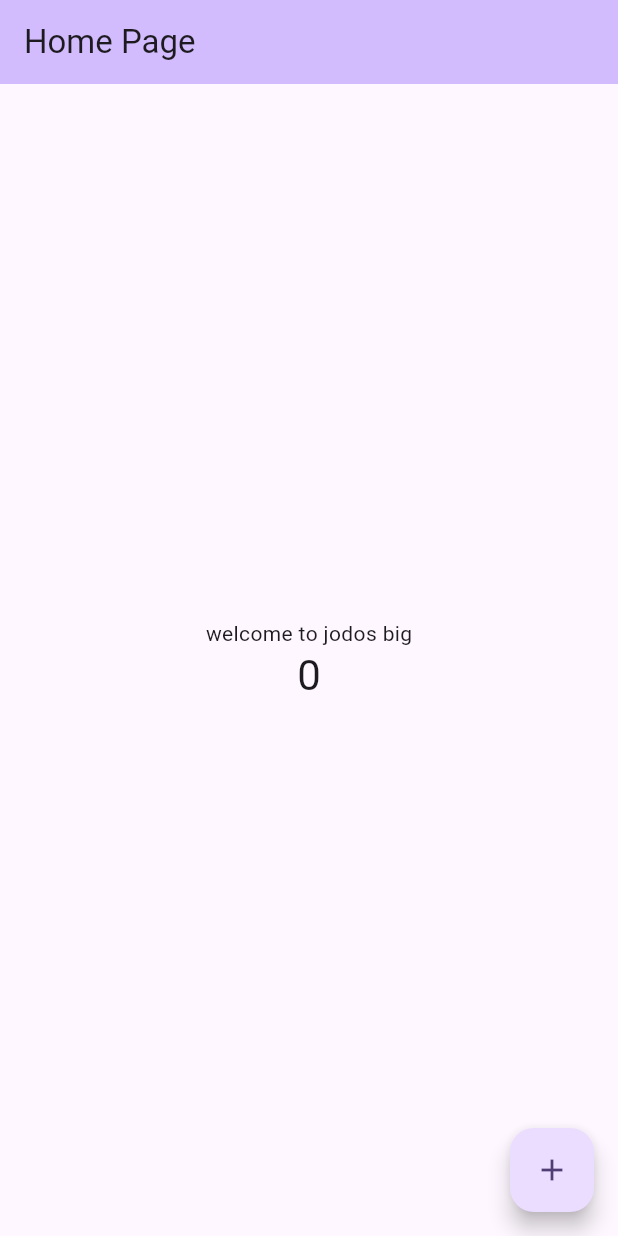
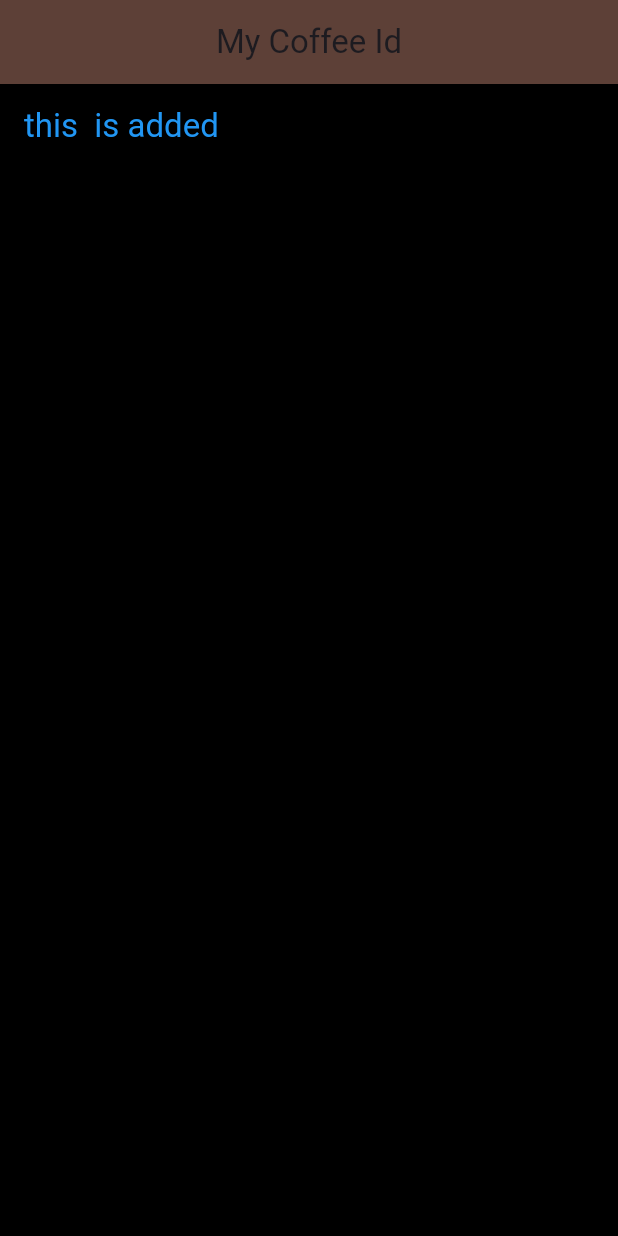
Before and after one commit to jodosjodos/flutter-coffee, a Flutter app: the screen it shows after launch, on a phone screen of 412 x 824 dp. Run offline on Flutter 3.47's test engine with Material 3 defaults, Android fonts, the light colour scheme and no system bars.

Commit message:
[init] add Home widgets

```diff
--- a/lib/main.dart
+++ b/lib/main.dart
@@ -1,96 +1,28 @@
 import 'package:flutter/material.dart';
 
 void main() {
-  runApp(const MyApp());
+  runApp(MaterialApp(
+      home: Scaffold(
+    appBar: AppBar(
+      title: const Text("My Coffee Id"),
+      backgroundColor: Colors.brown[700],
+      centerTitle: true,
+    ),
+    body: const Home(),
+  )));
 }
 
-class MyApp extends StatelessWidget {
-  const MyApp({super.key});
+class Home extends StatelessWidget {
+  const Home({super.key});
 
-  // This widget is the root of your application.
   @override
   Widget build(BuildContext context) {
-    return MaterialApp(
-      title: 'Flutter Demo',
-      theme: ThemeData(
-
-        colorScheme: ColorScheme.fromSeed(seedColor: Colors.deepPurple),
-        useMaterial3: true,
-      ),
-      home: const MyHomePage(title: 'Home Page'),
+    return AppBar(
+      title: const Text("this  is added"),
+      foregroundColor: Colors.blue,
+      backgroundColor: Colors.black,
     );
   }
 }
 
-class MyHomePage extends StatefulWidget {
-  const MyHomePage({super.key, required this.title});
-  final String title;
-  @override
-  State<MyHomePage> createState() => _MyHomePageState();
-}
-
-class _MyHomePageState extends State<MyHomePage> {
-  int _counter = 0;
-
-  void _incrementCounter() {
-    setState(() {
-
-      _counter++;
-    });
-  }
-
-  @override
-  Widget build(BuildContext context) {
-    // This method is rerun every time setState is called, for instance as done
-    // by the _incrementCounter method above.
-    //
-    // The Flutter framework has been optimized to make rerunning build methods
-    // fast, so that you can just rebuild anything that needs updating rather
-    // than having to individually change instances of widgets.
-    return Scaffold(
-      appBar: AppBar(
-        // TRY THIS: Try changing the color here to a specific color (to
-        // Colors.amber, perhaps?) and trigger a hot reload to see the AppBar
-        // change color while the other colors stay the same.
-        backgroundColor: Theme.of(context).colorScheme.inversePrimary,
-        // Here we take the value from the MyHomePage object that was created by
-        // the App.build method, and use it to set our appbar title.
-        title: Text(widget.title),
-      ),
-      body: Center(
-        // Center is a layout widget. It takes a single child and positions it
-        // in the middle of the parent.
-        child: Column(
-          // Column is also a layout widget. It takes a list of children and
-          // arranges them vertically. By default, it sizes itself to fit its
-          // children horizontally, and tries to be as tall as its parent.
-          //
-          // Column has various properties to control how it sizes itself and
-          // how it positions its children. Here we use mainAxisAlignment to
-          // center the children vertically; the main axis here is the vertical
-          // axis because Columns are vertical (the cross axis would be
-          // horizontal).
-          //
-          // TRY THIS: Invoke "debug painting" (choose the "Toggle Debug Paint"
-          // action in the IDE, or press "p" in the console), to see the
-          // wireframe for each widget.
-          mainAxisAlignment: MainAxisAlignment.center,
-          children: <Widget>[
-            const Text(
-              'welcome to jodos big',
-            ),
-            Text(
-              '$_counter',
-              style: Theme.of(context).textTheme.headlineMedium,
-            ),
-          ],
-        ),
-      ),
-      floatingActionButton: FloatingActionButton(
-        onPressed: _incrementCounter,
-        tooltip: 'Increment',
-        child: const Icon(Icons.add),
-      ), // This trailing comma makes auto-formatting nicer for build methods.
-    );
-  }
-}
+// containers
```
